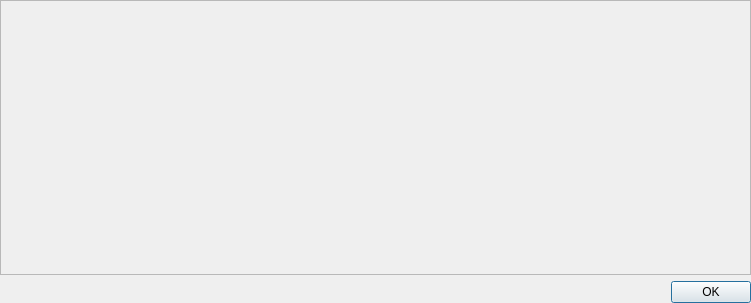
This is ui/AARDialog.ui in dmzdev/stance as Qt 5 draws it before an edit. The edited form follows.
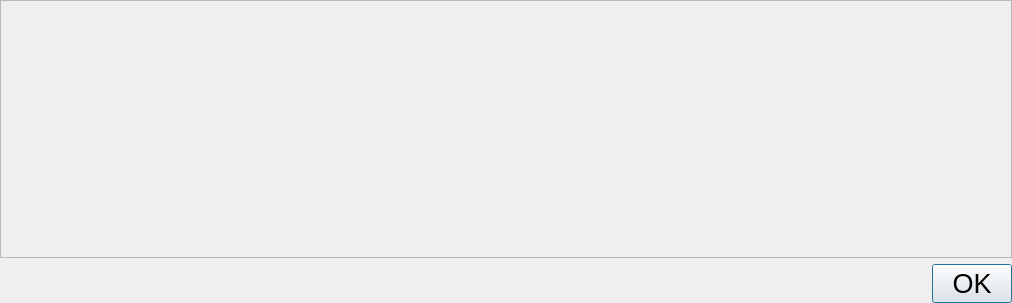
This is the edited form.

Commit message: Increased font sizes for AAR projection.

The edit to the form file:
```diff
--- a/ui/AARDialog.ui
+++ b/ui/AARDialog.ui
@@ -6,10 +6,15 @@
    <rect>
     <x>0</x>
     <y>0</y>
-    <width>751</width>
+    <width>1012</width>
     <height>303</height>
    </rect>
   </property>
+  <property name="font">
+   <font>
+    <pointsize>20</pointsize>
+   </font>
+  </property>
   <property name="windowTitle">
    <string>Dialog</string>
   </property>
@@ -27,7 +32,7 @@
        <rect>
         <x>0</x>
         <y>0</y>
-        <width>737</width>
+        <width>998</width>
         <height>253</height>
        </rect>
       </property>
```
The commit also changes 4 other files.
